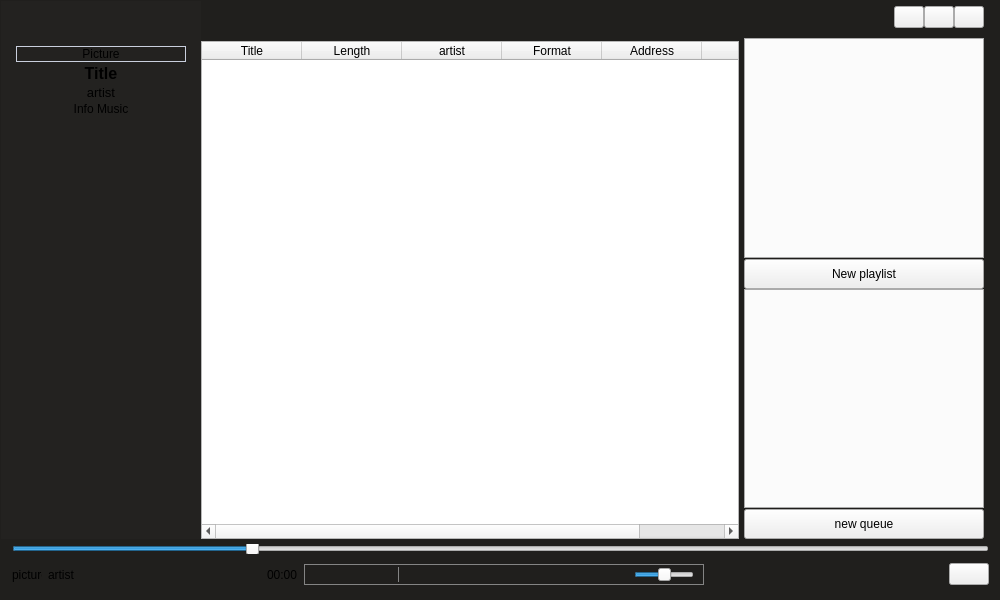
Above: home.ui from rivali-13/jukebox before the change. Below: the same form after it.
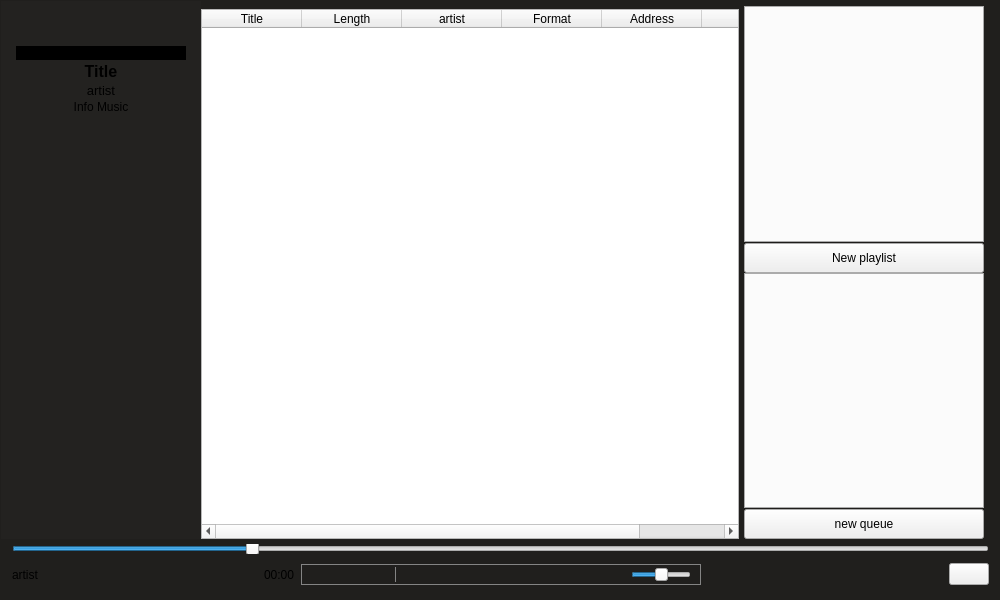
That is the form after the change. Icons and pictures are not drawn.

Diff of the .ui file:
```diff
--- a/home.ui
+++ b/home.ui
@@ -145,9 +145,7 @@
                    </size>
                   </property>
                   <property name="styleSheet">
-                   <string notr="true">#cover {
-	border:1px solid #c9cfdd;
-}</string>
+                   <string notr="true">background-color: rgb(0, 0, 0);</string>
                   </property>
                   <property name="text">
                    <string>Picture</string>
@@ -226,7 +224,7 @@
                <number>0</number>
               </property>
               <property name="topMargin">
-               <number>40</number>
+               <number>8</number>
               </property>
               <property name="rightMargin">
                <number>0</number>
@@ -345,153 +343,9 @@
                    <property name="bottomMargin">
                     <number>0</number>
                    </property>
-                   <item>
-                    <layout class="QHBoxLayout" name="horizontalLayout_4">
-                     <property name="spacing">
-                      <number>0</number>
-                     </property>
-                     <item>
-                      <widget class="QLabel" name="label">
-                       <property name="text">
-                        <string/>
-                       </property>
-                      </widget>
-                     </item>
-                     <item alignment="Qt::AlignmentFlag::AlignTop">
-                      <widget class="QPushButton" name="pushButton_3">
-                       <property name="maximumSize">
-                        <size>
-                         <width>30</width>
-                         <height>30</height>
-                        </size>
-                       </property>
-                       <property name="cursor">
-                        <cursorShape>PointingHandCursor</cursorShape>
-                       </property>
-                       <property name="text">
-                        <string/>
-                       </property>
-                       <property name="icon">
-                        <iconset theme="QIcon::ThemeIcon::ListRemove"/>
-                       </property>
-                       <property name="iconSize">
-                        <size>
-                         <width>10</width>
-                         <height>10</height>
-                        </size>
-                       </property>
-                      </widget>
-                     </item>
-                     <item alignment="Qt::AlignmentFlag::AlignTop">
-                      <widget class="QPushButton" name="pushButton_2">
-                       <property name="maximumSize">
-                        <size>
-                         <width>30</width>
-                         <height>30</height>
-                        </size>
-                       </property>
-                       <property name="cursor">
-                        <cursorShape>PointingHandCursor</cursorShape>
-                       </property>
-                       <property name="text">
-                        <string/>
-                       </property>
-                       <property name="icon">
-                        <iconset theme="QIcon::ThemeIcon::MediaPlaybackStop"/>
-                       </property>
-                       <property name="iconSize">
-                        <size>
-                         <width>10</width>
-                         <height>10</height>
-                        </size>
-                       </property>
-                       <property name="autoRepeatDelay">
-                        <number>300</number>
-                       </property>
-                      </widget>
-                     </item>
-                     <item alignment="Qt::AlignmentFlag::AlignTop">
-                      <widget class="QPushButton" name="exit">
-                       <property name="sizePolicy">
-                        <sizepolicy hsizetype="Minimum" vsizetype="Fixed">
-                         <horstretch>0</horstretch>
-                         <verstretch>0</verstretch>
-                        </sizepolicy>
-                       </property>
-                       <property name="minimumSize">
-                        <size>
-                         <width>0</width>
-                         <height>0</height>
-                        </size>
-                       </property>
-                       <property name="maximumSize">
-                        <size>
-                         <width>30</width>
-                         <height>30</height>
-                        </size>
-                       </property>
-                       <property name="font">
-                        <font>
-                         <italic>false</italic>
-                         <bold>false</bold>
-                        </font>
-                       </property>
-                       <property name="cursor">
-                        <cursorShape>PointingHandCursor</cursorShape>
-                       </property>
-                       <property name="statusTip">
-                        <string/>
-                       </property>
-                       <property name="autoFillBackground">
-                        <bool>false</bool>
-                       </property>
-                       <property name="text">
-                        <string/>
-                       </property>
-                       <property name="icon">
-                        <iconset theme="QIcon::ThemeIcon::ApplicationExit"/>
-                       </property>
-                       <property name="iconSize">
-                        <size>
-                         <width>10</width>
-                         <height>10</height>
-                        </size>
-                       </property>
-                       <property name="checkable">
-                        <bool>false</bool>
-                       </property>
-                       <property name="checked">
-                        <bool>false</bool>
-                       </property>
-                       <property name="autoRepeat">
-                        <bool>false</bool>
-                       </property>
-                       <property name="autoExclusive">
-                        <bool>false</bool>
-                       </property>
-                      </widget>
-                     </item>
-                    </layout>
-                   </item>
                   </layout>
                  </widget>
                 </item>
-                <item>
-                 <spacer name="verticalSpacer_2">
-                  <property name="orientation">
-                   <enum>Qt::Orientation::Vertical</enum>
-                  </property>
-                  <property name="sizeType">
-                   <enum>QSizePolicy::Policy::Fixed</enum>
-                  </property>
-                  <property name="sizeHint" stdset="0">
-                   <size>
-                    <width>30</width>
-                    <height>10</height>
-                   </size>
-                  </property>
-                 </spacer>
-                </item>
                 <item>
                  <widget class="QWidget" name="widget_6" native="true">
                   <layout class="QGridLayout" name="gridLayout">
@@ -637,27 +491,11 @@
               </property>
               <item>
                <layout class="QHBoxLayout" name="horizontalLayout_6">
-                <item>
-                 <widget class="QLabel" name="cover1">
-                  <property name="maximumSize">
-                   <size>
-                    <width>30</width>
-                    <height>30</height>
-                   </size>
-                  </property>
-                  <property name="text">
-                   <string>picture</string>
-                  </property>
-                  <property name="scaledContents">
-                   <bool>true</bool>
-                  </property>
-                 </widget>
-                </item>
                 <item>
                  <widget class="QLabel" name="label_4">
                   <property name="minimumSize">
                    <size>
-                    <width>100</width>
+                    <width>130</width>
                     <height>0</height>
                    </size>
                   </property>
```
Left out of the diff: 6 changed lines with no effect on the pictures.
